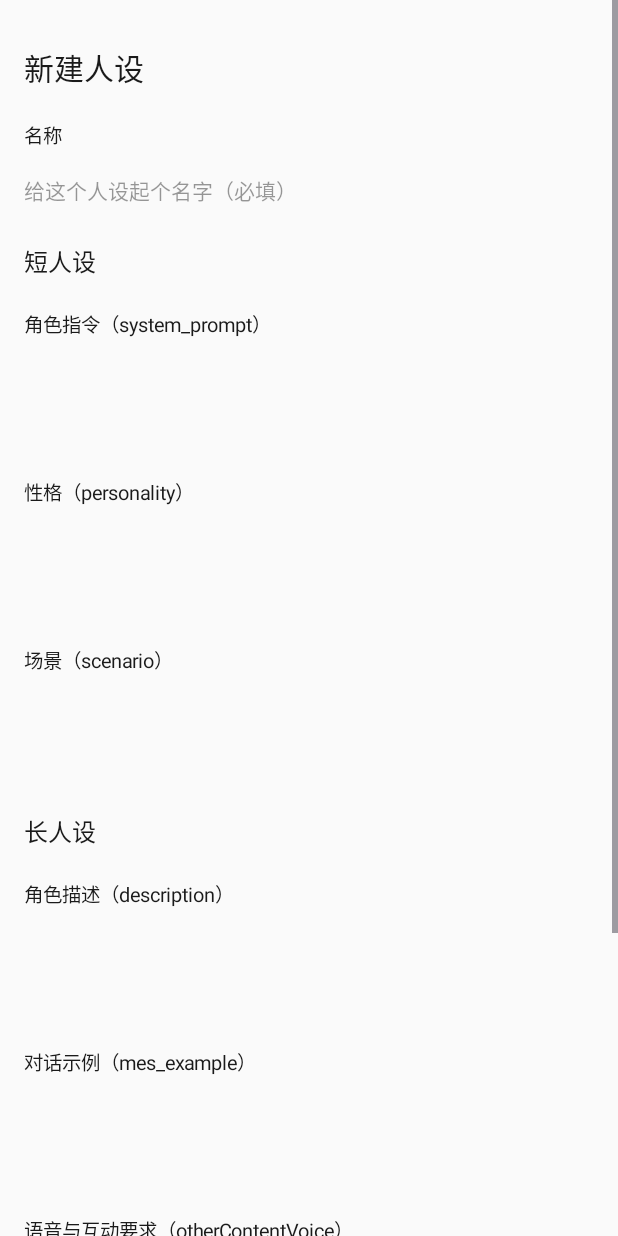
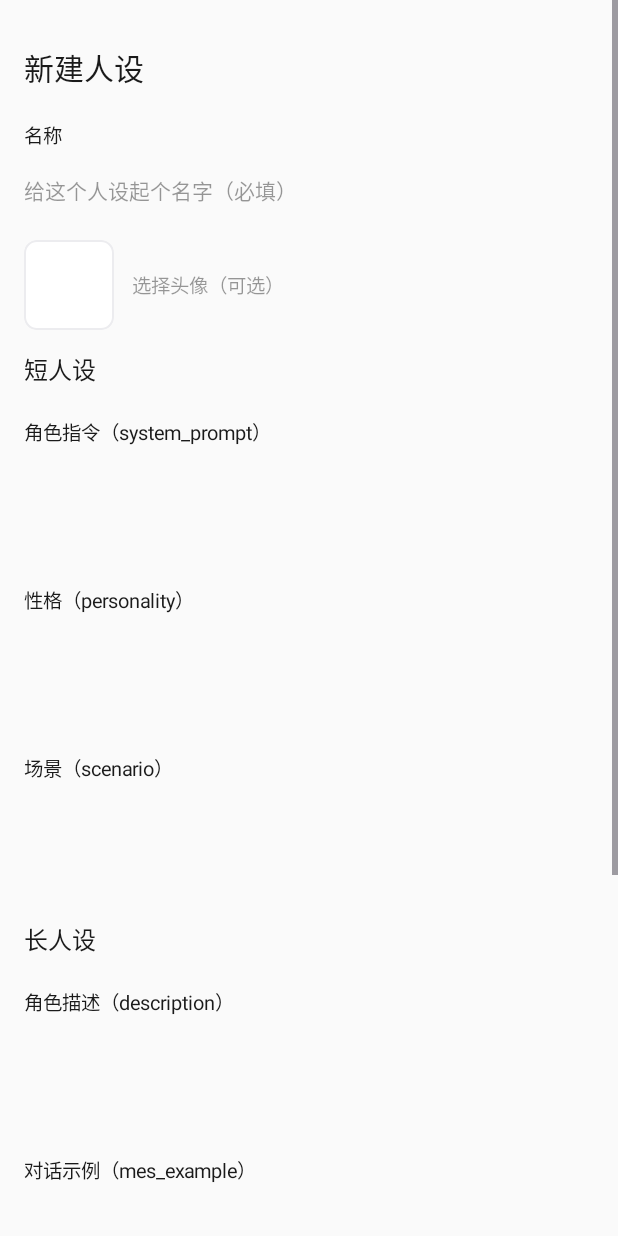
Before and after one commit to aixtin/nyral-lite, an Android app: the PersonaEditActivity screen opened directly, with no data from a screen before it, on a phone screen of 412 x 824 dp. Run offline under Robolectric (Android 15) with nearby library versions, the phone set to English and light mode, and no system bars; pictures from the network do not load.

Commit message:
人设：编辑页支持选择头像，保存时才落盘

```diff
--- /dev/null
+++ b/app/src/main/java/io/github/aixtin/nyrallite/PersonaAvatarPicker.kt
@@ -0,0 +1,77 @@
+package io.github.aixtin.nyrallite
+
+import android.graphics.Bitmap
+import android.graphics.BitmapFactory
+import android.view.Gravity
+import android.view.View
+import android.widget.ImageView
+import android.widget.LinearLayout
+import android.widget.TextView
+import androidx.activity.result.contract.ActivityResultContracts
+import androidx.appcompat.app.AppCompatActivity
+import androidx.core.content.ContextCompat
+import io.github.aixtin.nyrallite.plugins.personastore.PersonaAvatar
+
+/** 人设编辑页的头像：选图只暂存，保存人设时才落盘，取消编辑不留垃圾文件。 */
+internal class PersonaAvatarPicker(
+    private val activity: AppCompatActivity,
+    private val cardId: String,
+) {
+    private var pending: ByteArray? = null
+    private val gap = (activity.resources.displayMetrics.density * 12).toInt()
+
+    private val preview = ImageView(activity).apply {
+        val size = (activity.resources.displayMetrics.density * SIZE_DP).toInt()
+        layoutParams = LinearLayout.LayoutParams(size, size)
+        scaleType = ImageView.ScaleType.CENTER_CROP
+        setBackgroundResource(R.drawable.bg_avatar)
+        clipToOutline = true
+        setOnClickListener { launcher.launch(arrayOf("image/*")) }
+    }
+
+    private val launcher = activity.registerForActivityResult(
+        ActivityResultContracts.OpenDocument(),
+    ) { uri -> uri?.let(::read) }
+
+    /** 编辑页里的一行：头像预览 + 选择入口。 */
+    val view: View = LinearLayout(activity).apply {
+        orientation = LinearLayout.HORIZONTAL
+        gravity = Gravity.CENTER_VERTICAL
+        setPadding(0, gap, 0, 0)
+        addView(preview)
+        addView(TextView(activity).apply {
+            setText(R.string.persona_avatar_pick)
+            textSize = 13f
+            setTextColor(ContextCompat.getColor(activity, R.color.bar_action_text_muted))
+            setPadding(gap, 0, 0, 0)
+            setOnClickListener { launcher.launch(arrayOf("image/*")) }
+        })
+    }
+
+    init {
+        val file = PersonaAvatar.file(activity, cardId)
+        if (file.isFile) decode(file.readBytes())?.let(preview::setImageBitmap)
+    }
+
+    /** 保存人设时调用：只有这次选过图才写文件。 */
+    fun save() {
+        pending?.let { PersonaAvatar.save(activity, cardId, it) }
+    }
+
+    private fun read(uri: android.net.Uri) {
+        val bytes = runCatching {
+            activity.contentResolver.openInputStream(uri)?.use { it.readBytes() }
+        }.getOrNull() ?: return
+        pending = bytes
+        decode(bytes)?.let(preview::setImageBitmap)
+    }
+
+    private fun decode(bytes: ByteArray): Bitmap? = runCatching {
+        val options = BitmapFactory.Options().apply { inSampleSize = 2 }
+        BitmapFactory.decodeByteArray(bytes, 0, bytes.size, options)
+    }.getOrNull()
+
+    private companion object {
+        const val SIZE_DP = 60
+    }
+}
--- a/app/src/main/java/io/github/aixtin/nyrallite/PersonaEditActivity.kt
+++ b/app/src/main/java/io/github/aixtin/nyrallite/PersonaEditActivity.kt
@@ -31,6 +31,7 @@ class PersonaEditActivity : AppCompatActivity() {
     private lateinit var example: EditText
     private lateinit var voice: EditText
     private lateinit var firstMessage: EditText
+    private lateinit var avatarPicker: PersonaAvatarPicker
 
     override fun onCreate(savedInstanceState: Bundle?) {
         super.onCreate(savedInstanceState)
@@ -49,6 +50,8 @@ class PersonaEditActivity : AppCompatActivity() {
         content.addView(label(getString(if (id == null) R.string.persona_create_title else R.string.persona_edit_title), 20f))
         name = content.field(R.string.persona_field_name, original.name, 1)
         name.hint = getString(R.string.persona_name_hint)
+        avatarPicker = PersonaAvatarPicker(this, original.id)
+        content.addView(avatarPicker.view)
         content.addView(label(getString(R.string.persona_short)))
         system = content.field(R.string.persona_field_system, original.systemPrompt)
         personality = content.field(R.string.persona_field_personality, original.personality)
@@ -92,6 +95,7 @@ class PersonaEditActivity : AppCompatActivity() {
                 firstMessage = firstMessage.text.toString().trim(),
             ),
         )
+        avatarPicker.save()
         Toast.makeText(this, R.string.persona_saved, Toast.LENGTH_SHORT).show()
         finish()
     }
--- a/app/src/main/res/values/strings.xml
+++ b/app/src/main/res/values/strings.xml
@@ -143,6 +143,7 @@
     <string name="persona_field_example">对话示例（mes_example）</string>
     <string name="persona_field_voice">语音与互动要求（otherContentVoice）</string>
     <string name="persona_field_first">开场白（first_mes，新会话第一条消息）</string>
+    <string name="persona_avatar_pick">选择头像（可选）</string>
     <string name="persona_switch_message">当前会话已有消息。为避免不同人设混入同一段历史，默认新开会话；也可以只让当前会话的后续请求使用新选择。</string>
     <string name="persona_new_session">新开会话（默认）</string>
     <string name="persona_keep_session">仅当前会话后续生效</string>
```
